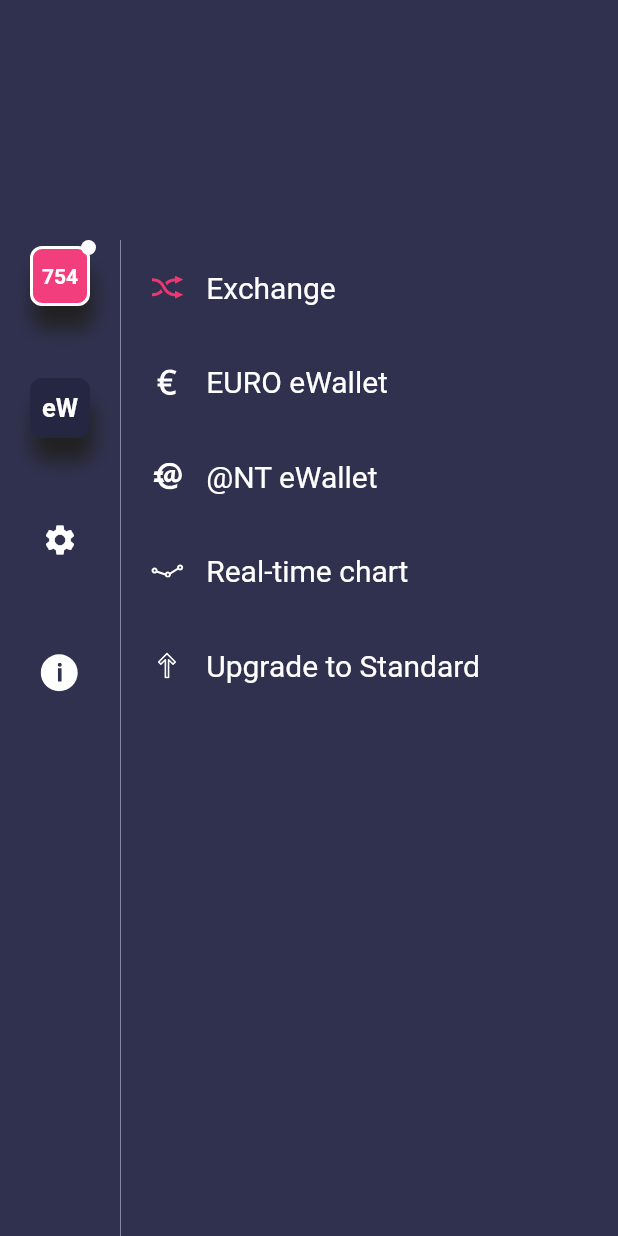
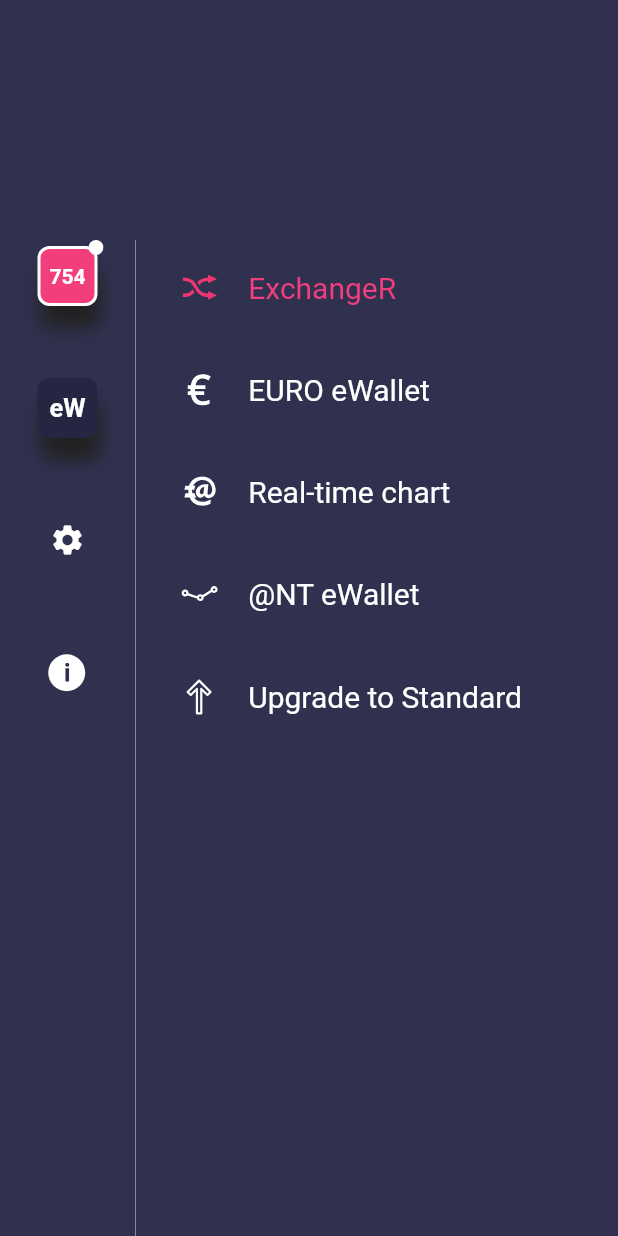
Before and after one commit to EAC-Technology/MobileApp, a Flutter app: the Menu screen opened directly, on a phone screen of 412 x 824 dp. Run offline on Flutter 3.47's test engine with Material 2 defaults, Android fonts, the phone set to English and light mode, and no system bars; our stand-ins replace convert, flutter_svg, rxdart, timeago, uni_links; missing offline and left inert: flutter_webview_plugin; accounts and stored records are empty.

Commit message:
localization for e-wallet menu items

```diff
--- a/app_in_mail/lib/constants/strings/en_strings.dart
+++ b/app_in_mail/lib/constants/strings/en_strings.dart
@@ -22,4 +22,9 @@ final localizedStringsEn = {
   Strings.moveTo: 'Move to',
   Strings.markAsUnread: 'Mark as unread',
   Strings.delete: 'Delete',
+  Strings.exchange: 'ExchangeR',
+  Strings.euroWallet: 'EURO eWallet',
+  Strings.realTimeChart: '@NT eWallet',
+  Strings.antWallet: 'Real-time chart',
+  Strings.upgradeToStandard: 'Upgrade to Standard',
 };
--- a/app_in_mail/lib/constants/strings/fr_strings.dart
+++ b/app_in_mail/lib/constants/strings/fr_strings.dart
@@ -21,4 +21,9 @@ final localizedStringsFr = {
   Strings.moveTo: 'Move to_FR',
   Strings.markAsUnread: 'Mark as unread_FR',
   Strings.delete: 'Delete_FR',
+  Strings.exchange: 'Exchange_FR',
+  Strings.euroWallet: 'EURO eWallet_FR',
+  Strings.realTimeChart: '@NT eWallet_FR',
+  Strings.antWallet: 'Real-time chart_FR',
+  Strings.upgradeToStandard: 'Upgrade to Standard_FR',
 };
--- a/app_in_mail/lib/constants/strings/string_keys.dart
+++ b/app_in_mail/lib/constants/strings/string_keys.dart
@@ -21,4 +21,9 @@ class Strings{
   static final moveTo = 'emailMoveTo';
   static final markAsUnread = 'markAsUnread';
   static final delete = 'delete';
+  static final exchange = 'exchange';
+  static final euroWallet = 'euroWallet';
+  static final realTimeChart = 'realTimeChart';
+  static final antWallet = 'antWallet';
+  static final upgradeToStandard = 'upgradeToStandard';
 }
--- a/app_in_mail/lib/screens/menu/ewalet_action_list.dart
+++ b/app_in_mail/lib/screens/menu/ewalet_action_list.dart
@@ -1,6 +1,9 @@
+import 'package:app_in_mail/constants/colors.dart';
 import 'package:app_in_mail/constants/images.dart';
+import 'package:app_in_mail/constants/strings/string_keys.dart';
 import 'package:app_in_mail/screens/menu/menu_item_view.dart';
-import 'package:flutter/cupertino.dart';
+import 'package:app_in_mail/utils/localization.dart';
+import 'package:flutter/material.dart';
 import 'package:flutter_svg/svg.dart';
 
 class EwalletActionList extends StatefulWidget {
@@ -14,48 +17,46 @@ class _EwalletActionListState extends State<EwalletActionList> {
     return Column(
       children: <Widget>[
         MenuItemView(
-          title: 'Exchange',
+          textColor: AppColors.accentColor,
+          title: Localization.getString(Strings.exchange),
           icon: SvgPicture.asset(
             Img.icExchange,
-            width: 22.0,
-            height: 18.0,
+            width: 24.0,
           ),
         ),
         MenuItemView(
-          title: 'EURO eWallet',
+          textColor: Colors.white,
+          title: Localization.getString(Strings.euroWallet),
           icon: SvgPicture.asset(
             Img.icEuro,
-            width: 22.0,
-            height: 18.0,
+            width: 16.0,
           ),
         ),
         MenuItemView(
-          title: '@NT eWallet',
+          textColor: Colors.white,
+          title: Localization.getString(Strings.antWallet),
           icon: SvgPicture.asset(
             Img.icAnt,
             width: 22.0,
-            height: 18.0,
           ),
         ),
         MenuItemView(
-          title: 'Real-time chart',
+          textColor: Colors.white,
+          title: Localization.getString(Strings.realTimeChart),
           icon: SvgPicture.asset(
             Img.icChart,
-            width: 22.0,
-            height: 18.0,
+            width: 28.0,
           ),
         ),
         MenuItemView(
-          title: 'Upgrade to Standard',
+          textColor: Colors.white,
+          title: Localization.getString(Strings.upgradeToStandard),
           icon: SvgPicture.asset(
             Img.icUpgrade,
-            width: 22.0,
-            height: 18.0,
+            width: 18.0,
           ),
         ),
       ],
     );
   }
 }
-
-//TODO : add  localizations
--- a/app_in_mail/lib/screens/menu/menu.dart
+++ b/app_in_mail/lib/screens/menu/menu.dart
@@ -44,7 +44,7 @@ class _MenuState extends State<Menu> {
   Container _buildLeftButtonColumn() {
     return Container(
                   // Left Column with buttons, settings etc.
-                  width: 80,
+                  width: 90,
                   child: Column(
                     children: <Widget>[
                       MenuButton(
--- a/app_in_mail/lib/screens/menu/menu_item_view.dart
+++ b/app_in_mail/lib/screens/menu/menu_item_view.dart
@@ -4,8 +4,8 @@ import 'package:flutter_svg/svg.dart';
 class MenuItemView extends StatefulWidget {
   final String title;
   final SvgPicture icon;
-
-  MenuItemView({this.title, this.icon});
+  final Color textColor;
+  MenuItemView({this.textColor,this.title, this.icon});
 
   @override
   _MenuItemViewState createState() => _MenuItemViewState();
@@ -15,14 +15,14 @@ class _MenuItemViewState extends State<MenuItemView> {
   @override
   Widget build(BuildContext context) {
     return Padding(
-      padding: EdgeInsets.only(left: 20, top: 20, bottom: 20, right: 20),
+      padding: EdgeInsets.only(left: 30, top: 20, bottom: 25, right: 20),
       child: Row(
         children: <Widget>[
-          widget.icon,
-          Container(width: 15,),
+          Container(child: widget.icon, width: 25,),
+          Container(width: 20,),
           Text(
             widget.title,
-            style: TextStyle(color: Colors.white, fontSize: 20),
+            style: TextStyle(color: widget.textColor, fontSize: 20),
           ),
         ],
       ),
```
